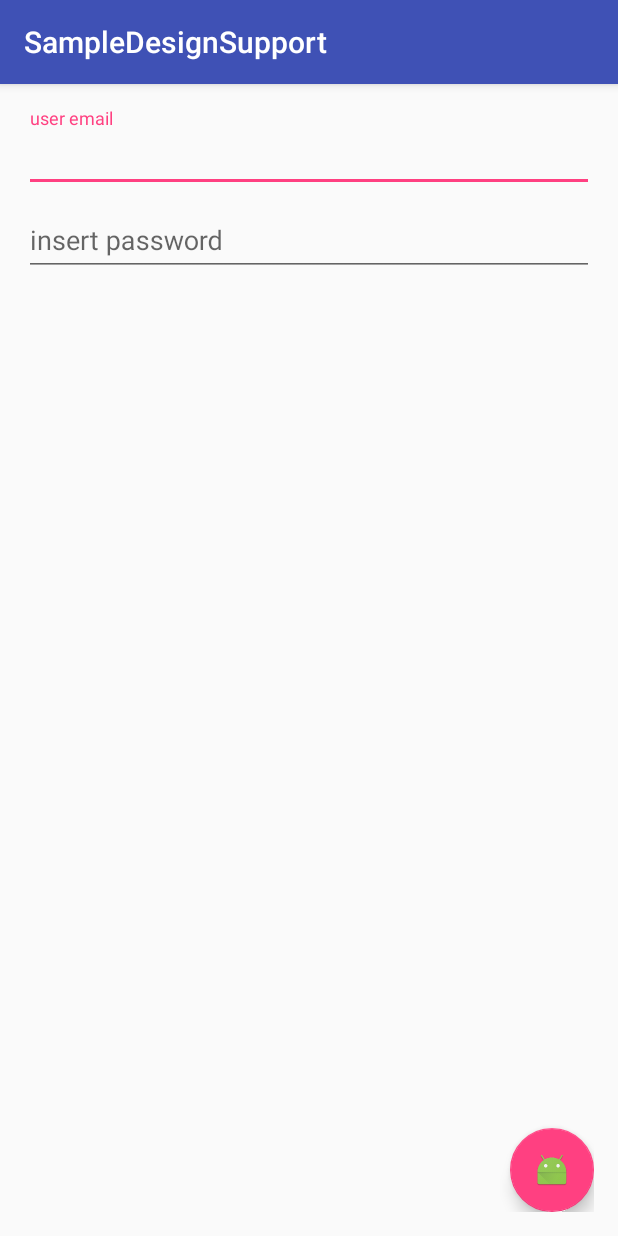
After one commit to dongja94/Sample3_1_DesignSupport, an Android app: the TextInputActivity screen opened directly, with no data from a screen before it, on a phone screen of 412 x 824 dp. The commit adds this screen. Run offline under Robolectric (Android 15) with nearby library versions, the phone set to English and light mode, and no system bars.

Commit message:
coordinatorLayout

```diff
--- a/app/src/main/AndroidManifest.xml
+++ b/app/src/main/AndroidManifest.xml
@@ -16,7 +16,9 @@
             </intent-filter>
         </activity>
         <activity android:name=".TabLayoutActivity" />
-        <activity android:name=".TabPagerActivity"></activity>
+        <activity android:name=".TabPagerActivity" />
+        <activity android:name=".TextInputActivity" />
+        <activity android:name=".CoordinatorActivity"></activity>
     </application>
 
 </manifest>
--- a/app/src/main/java/com/begentgroup/sampledesignsupport/MainActivity.java
+++ b/app/src/main/java/com/begentgroup/sampledesignsupport/MainActivity.java
@@ -7,7 +7,6 @@ import android.support.v7.app.AppCompatActivity;
 import android.view.MenuItem;
 import android.view.View;
 import android.widget.TextView;
-import android.widget.Toast;
 
 public class MainActivity extends AppCompatActivity implements NavigationView.OnNavigationItemSelectedListener {
 
@@ -33,7 +32,8 @@ public class MainActivity extends AppCompatActivity implements NavigationView.On
                 startActivity(new Intent(this, TabPagerActivity.class));
                 return true;
             case R.id.menu_3 :
-                Toast.makeText(this, "menu item selected : "+ item.getTitle(), Toast.LENGTH_SHORT).show();
+//                startActivity(new Intent(this, TextInputActivity.class));
+                startActivity(new Intent(this, CoordinatorActivity.class));
                 return true;
         }
         return false;
--- /dev/null
+++ b/app/src/main/java/com/begentgroup/sampledesignsupport/TextInputActivity.java
@@ -0,0 +1,31 @@
+package com.begentgroup.sampledesignsupport;
+
+import android.support.design.widget.FloatingActionButton;
+import android.support.design.widget.Snackbar;
+import android.support.v7.app.AppCompatActivity;
+import android.os.Bundle;
+import android.view.View;
+import android.widget.Toast;
+
+public class TextInputActivity extends AppCompatActivity {
+
+    FloatingActionButton fab;
+    @Override
+    protected void onCreate(Bundle savedInstanceState) {
+        super.onCreate(savedInstanceState);
+        setContentView(R.layout.activity_text_input);
+        fab = (FloatingActionButton)findViewById(R.id.fab);
+        fab.setOnClickListener(new View.OnClickListener() {
+            @Override
+            public void onClick(View v) {
+                Snackbar.make(v, "FAB Click", Snackbar.LENGTH_LONG)
+                        .setAction("OK", new View.OnClickListener() {
+                            @Override
+                            public void onClick(View v) {
+                                Toast.makeText(TextInputActivity.this, "OK Click", Toast.LENGTH_SHORT).show();
+                            }
+                        }).show();
+            }
+        });
+    }
+}
--- /dev/null
+++ b/app/src/main/res/layout/activity_text_input.xml
@@ -0,0 +1,49 @@
+<?xml version="1.0" encoding="utf-8"?>
+<RelativeLayout xmlns:android="http://schemas.android.com/apk/res/android"
+    xmlns:tools="http://schemas.android.com/tools"
+    android:layout_width="match_parent"
+    android:layout_height="match_parent"
+    android:paddingBottom="@dimen/activity_vertical_margin"
+    android:paddingLeft="@dimen/activity_horizontal_margin"
+    android:paddingRight="@dimen/activity_horizontal_margin"
+    android:paddingTop="@dimen/activity_vertical_margin"
+    tools:context="com.begentgroup.sampledesignsupport.TextInputActivity">
+
+
+    <android.support.design.widget.TextInputLayout
+        android:id="@+id/til1"
+        android:layout_width="match_parent"
+        android:layout_height="wrap_content"
+        android:layout_alignParentLeft="true"
+        android:layout_alignParentStart="true"
+        android:layout_alignParentTop="true">
+
+        <EditText
+            android:layout_width="match_parent"
+            android:layout_height="wrap_content"
+            android:hint="user email" />
+    </android.support.design.widget.TextInputLayout>
+    <android.support.design.widget.TextInputLayout
+        android:id="@+id/til2"
+        android:layout_width="match_parent"
+        android:layout_height="wrap_content"
+        android:layout_alignParentLeft="true"
+        android:layout_alignParentStart="true"
+        android:layout_below="@id/til1">
+
+        <EditText
+            android:layout_width="match_parent"
+            android:layout_height="wrap_content"
+            android:hint="insert password"
+            android:inputType="textPassword"/>
+    </android.support.design.widget.TextInputLayout>
+
+    <android.support.design.widget.FloatingActionButton
+        android:layout_width="wrap_content"
+        android:layout_height="wrap_content"
+        android:id="@+id/fab"
+        android:layout_alignParentBottom="true"
+        android:layout_alignParentRight="true"
+        android:layout_alignParentEnd="true"
+        android:src="@mipmap/ic_launcher" />
+</RelativeLayout>
```
Also changed, not shown: app/src/main/java/com/begentgroup/sampledesignsupport/CoordinatorActivity.java (added, +31 -0 lines), app/src/main/java/com/begentgroup/sampledesignsupport/TabLayoutActivity.java (+5 -3 lines), app/src/main/res/layout/activity_coordinator.xml (added, +19 -0 lines).
